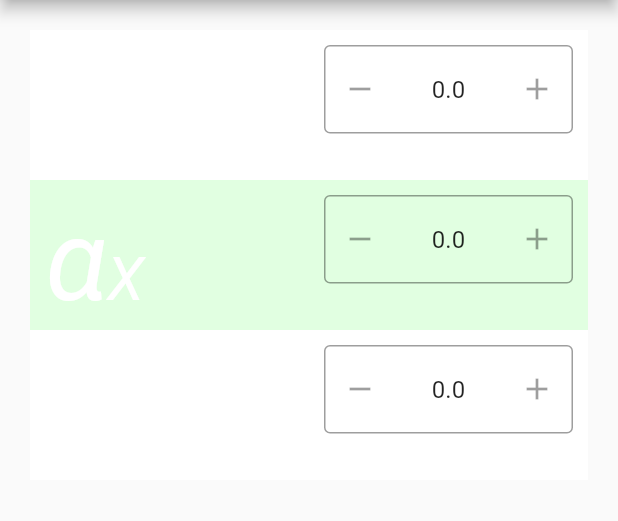
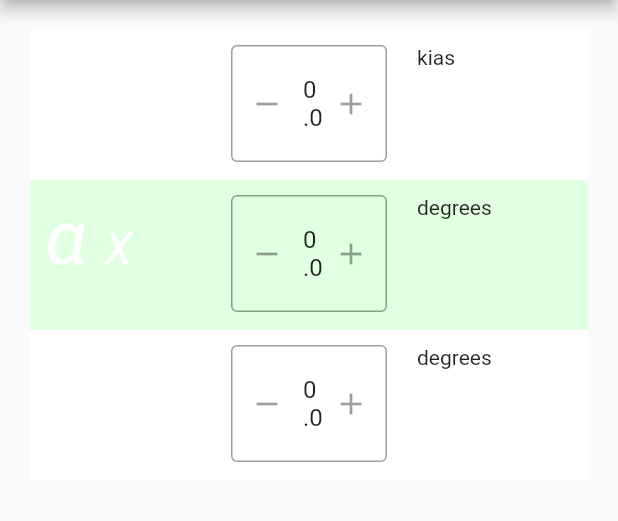
Before and after one commit to airball-aero/airball-settings-editor, a Flutter app: the screen it shows after launch, on a phone screen of 412 x 824 dp, the part 84-605 px from its top. Run offline on Flutter 3.47's test engine with Material 2 defaults, Android fonts, the phone set to English and light mode, and no system bars; drawn by our look-alikes of flutter_spinbox; network calls fail.

```diff
--- a/airball_settings_editor/lib/main.dart
+++ b/airball_settings_editor/lib/main.dart
@@ -38,10 +38,12 @@ class AirballSettingsEditor extends StatelessWidget {
           margin: EdgeInsets.all(pageMargin),
           child: Table(
             children: <TableRow>[
-              editRow(index++, _label('V', 'FE'), DoubleEditWidget('v_fe')),
-              editRow(index++, _label('α', 'X'), DoubleEditWidget('alpha_x')),
+              editRow(
+                  index++, _label('V', 'FE'), DoubleEditWidget('v_fe'), 'kias'),
+              editRow(index++, _label('α', 'X'), DoubleEditWidget('alpha_x'),
+                  'degrees'),
               editRow(index++, _label('β', 'FS'),
-                  DoubleEditWidget('beta_full_scale')),
+                  DoubleEditWidget('beta_full_scale'), 'degrees'),
             ],
           ),
         ),
@@ -52,18 +54,21 @@ class AirballSettingsEditor extends StatelessWidget {
   Widget _label(String param, String subs) {
     return RichText(
       text: TextSpan(
-        text: param,
-        style: TextStyle(fontSize: 75, fontStyle: FontStyle.italic),
+        text: param + ' ',
+        style: TextStyle(fontSize: 50, fontStyle: FontStyle.italic),
         children: <TextSpan>[
           TextSpan(
               text: subs,
-              style: TextStyle(fontSize: 40, fontStyle: FontStyle.italic)),
+              style: TextStyle(
+                fontSize: 30,
+              )),
         ],
       ),
     );
   }
 
-  TableRow editRow(int idx, Widget label, JSONPropertyEditWidget widget) {
+  TableRow editRow(
+      int idx, Widget label, JSONPropertyEditWidget widget, String units) {
     Color bgColor = stripe(idx);
     return TableRow(children: <Widget>[
       Container(
@@ -77,6 +82,12 @@ class AirballSettingsEditor extends StatelessWidget {
         padding: EdgeInsets.all(cellPadding),
         color: bgColor,
         child: widget,
+      ),
+      Container(
+        height: rowHeight,
+        padding: EdgeInsets.all(cellPadding),
+        color: bgColor,
+        child: Text(units),
       ),
     ]);
   }
```
Also changed, not shown: airball_settings_editor/lib/json_edit_widgets.dart (+10 -1 lines), 1 other file.
